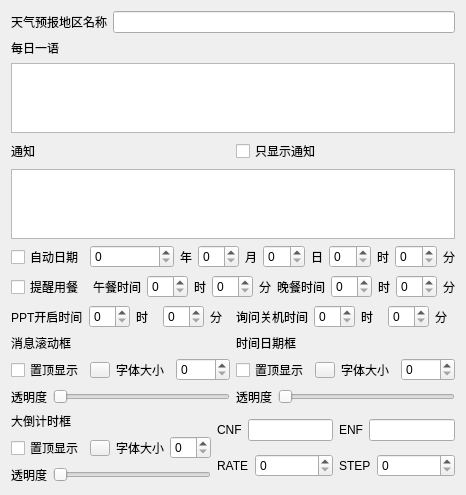
Tao68a660f3/ClassAssistant, file settingUI.ui: the form before one commit.
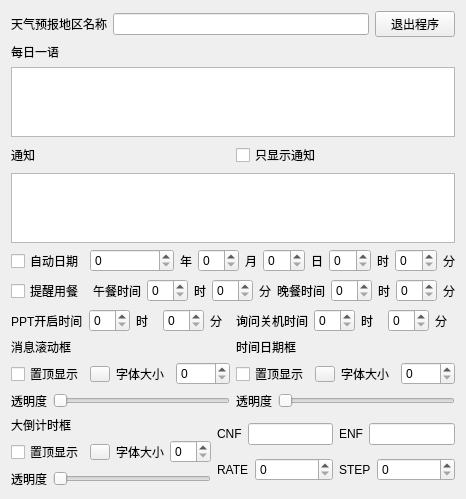
The form after the commit.

Commit message: 修改设置窗口逻辑

```diff
--- a/settingUI.ui
+++ b/settingUI.ui
@@ -28,6 +28,13 @@
        <item>
         <widget class="QLineEdit" name="areaName"/>
        </item>
+       <item>
+        <widget class="QPushButton" name="exitBtn">
+         <property name="text">
+          <string>退出程序</string>
+         </property>
+        </widget>
+       </item>
       </layout>
      </item>
      <item>
```
The commit also changes 3 other files.
